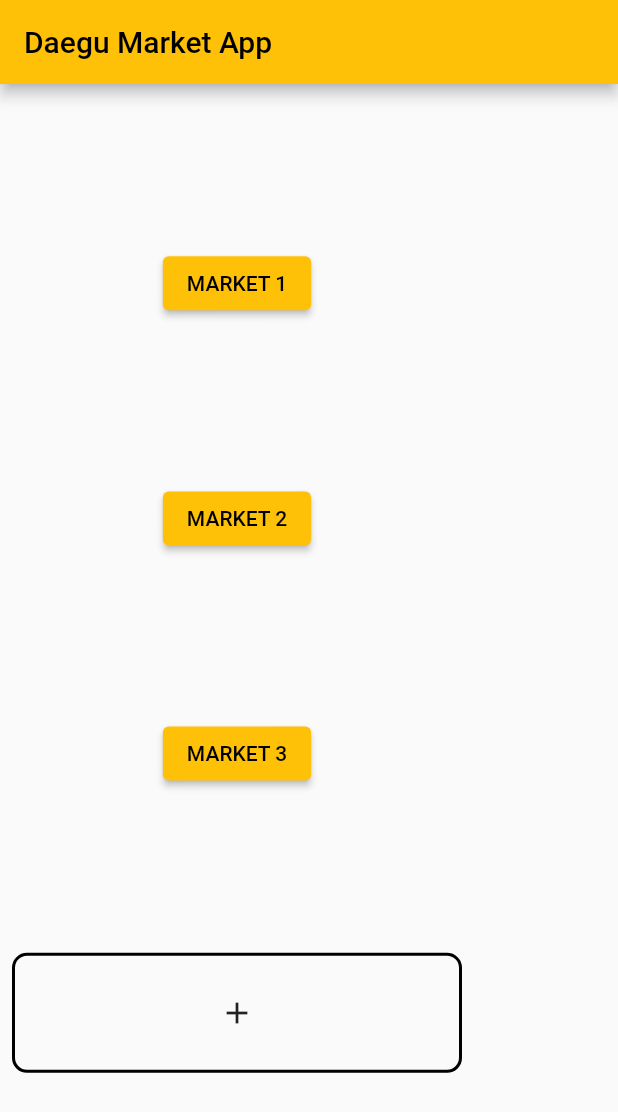
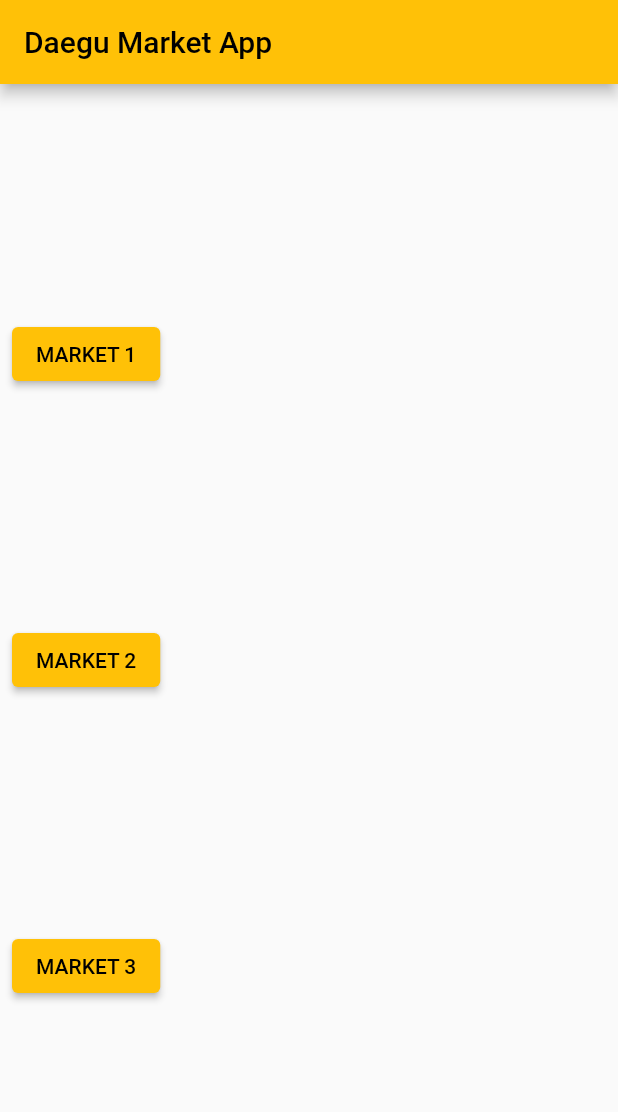
Before and after one commit to kwon-heejeong/2022-hackathon, a Flutter app: the screen it shows after launch, on a phone screen of 412 x 824 dp. Shown: the top 1112 px of the screen. Run offline on Flutter 3.47's test engine with Material 2 defaults, Android fonts, the phone set to English and light mode, and no system bars.

Commit message:
fix button

```diff
--- a/study1/lib/1.dart
+++ b/study1/lib/1.dart
@@ -57,7 +57,7 @@ class HomePage extends StatelessWidget {
                 },
                 child: Text('MARKET 3'),
               ),
-              _MyButton(),
+              //_MyButton(),
             ],
           )),
     );
```
